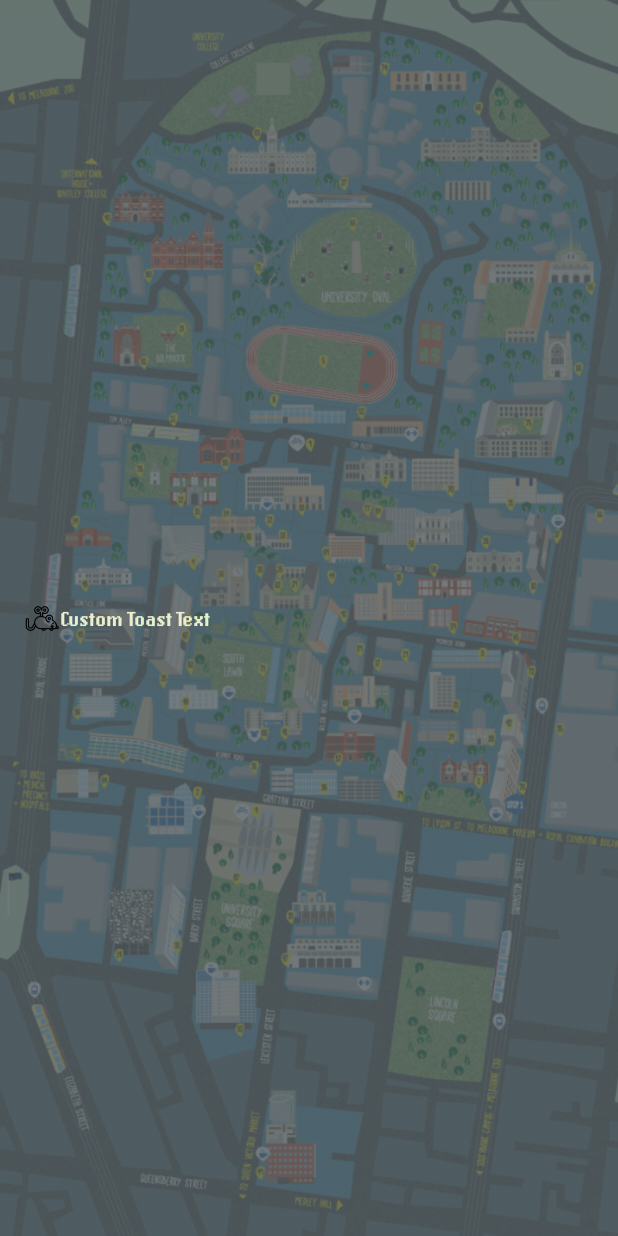
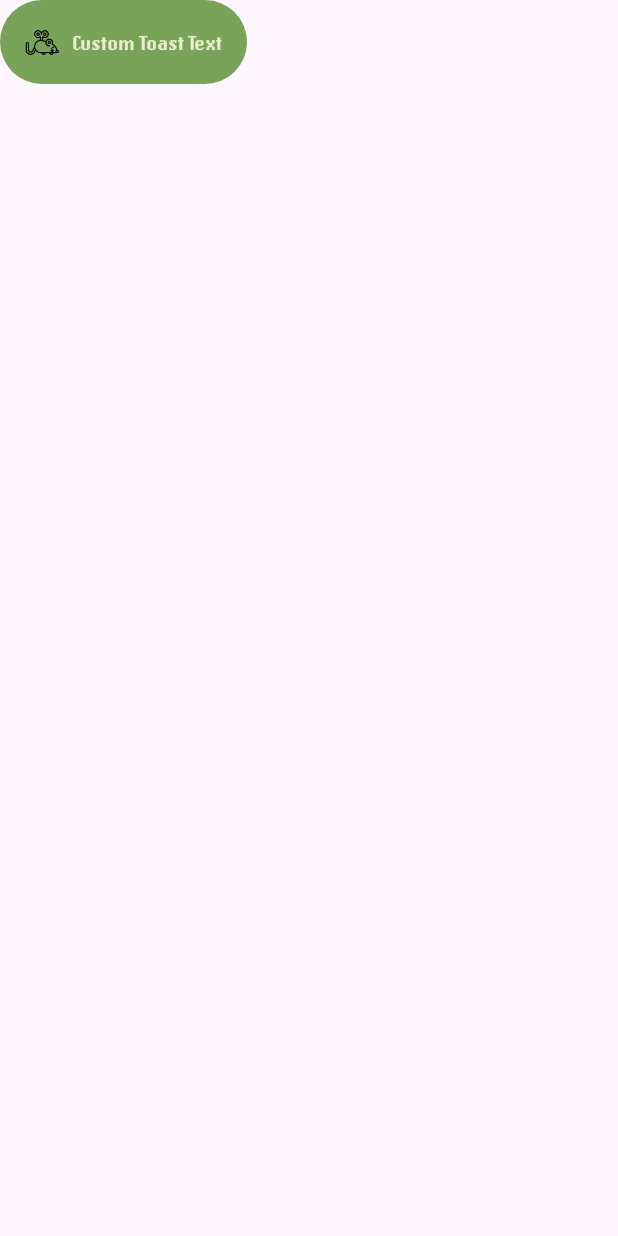
Before and after one commit to ChenghaoLyu/Mobile-T05-G04, an Android app: the layout item_toast.xml on its own in the app's theme, with its tools: preview values and no code run, on a phone screen of 412 x 824 dp. Run offline under Robolectric (Android 15) with nearby library versions, the phone set to English and light mode, and no system bars.

Commit message:
Login Authentication

```diff
--- /dev/null
+++ b/G04Project/app/src/main/res/drawable/round_toast.xml
@@ -0,0 +1,5 @@
+<?xml version="1.0" encoding="utf-8"?>
+<shape xmlns:android="http://schemas.android.com/apk/res/android">
+    <solid android:color="@color/dark_green"/> <!-- Background color of the Toast -->
+    <corners android:radius="60dp"/> <!-- Adjust the radius as needed for desired roundness -->
+</shape>
--- a/G04Project/app/src/main/res/layout/activity_register_page.xml
+++ b/G04Project/app/src/main/res/layout/activity_register_page.xml
@@ -122,7 +122,7 @@
         android:layout_height="48sp"
         android:fontFamily="@font/lores15_bold"
         android:onClick="openLoginPage"
-        android:text="Back to Login"
+        android:text="Login"
         android:textSize="16sp"
         android:textColor="@color/light_green"
         app:backgroundTint="@color/dark_green"
--- a/G04Project/app/src/main/res/layout/item_toast.xml
+++ b/G04Project/app/src/main/res/layout/item_toast.xml
@@ -4,21 +4,22 @@
         android:layout_width="wrap_content"
         android:layout_height="wrap_content"
         android:orientation="horizontal"
-        android:background="@drawable/map"
+        android:background="@drawable/round_toast"
         android:padding="16dp">
 
     <ImageView
         android:layout_width="24dp"
         android:layout_height="24dp"
-            android:src="@drawable/mouse"
-            android:layout_gravity="center_vertical" /> <!-- Custom image/icon -->
+        android:layout_gravity="center_vertical"
+        android:src="@drawable/mouse" /> <!-- Custom image/icon -->
 
     <TextView
         android:id="@+id/customToastText"
         android:layout_width="wrap_content"
         android:layout_height="wrap_content"
+        android:layout_gravity="center_vertical"
+        android:layout_marginLeft="8dp"
         android:fontFamily="@font/lores15_bold"
-            android:textColor="@color/light_green"
         android:text="Custom Toast Text"
-            android:layout_gravity="center_vertical" />
+        android:textColor="@color/light_green" />
 </LinearLayout>
```
Also changed, not shown: G04Project/app/src/main/java/com/example/g04_project/LoginPage.java (+20 -33 lines), G04Project/app/src/main/java/com/example/g04_project/RegisterPage.java (+20 -54 lines), G04Project/app/src/main/java/com/example/g04_project/WebSocketClient.java (+8 -0 lines), 1 other file. Lines whose indentation alone changed are shown as unchanged.
